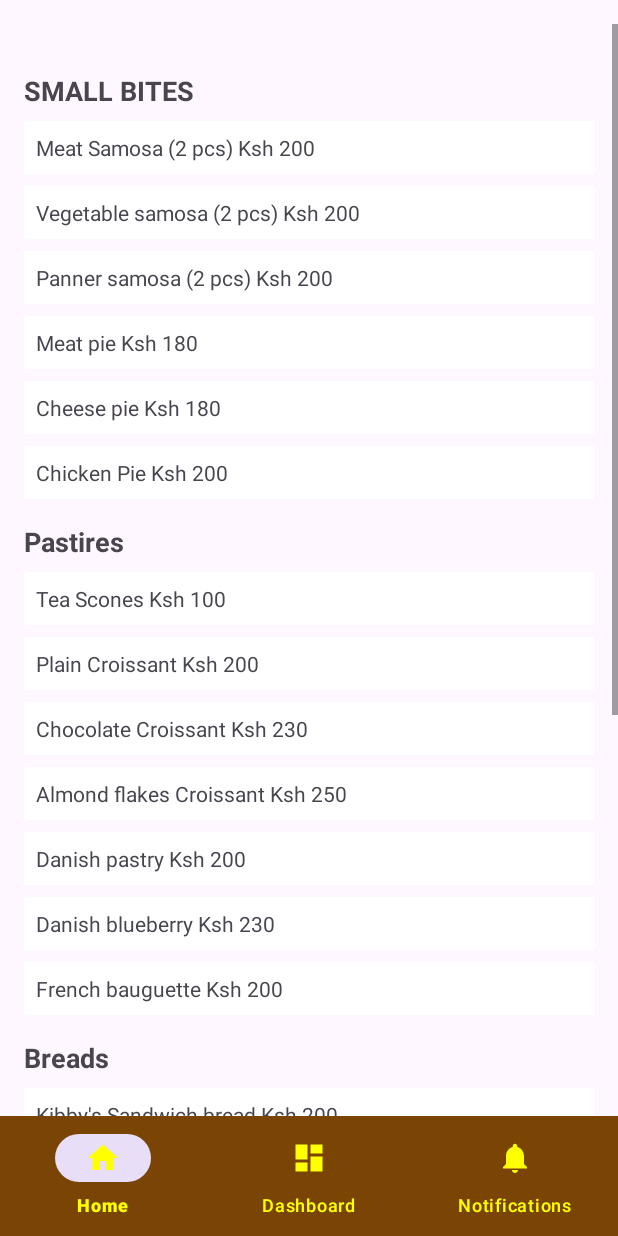
After one commit to rayfrank/KibbysKitchenApp, an Android app: the Menu screen opened directly, with no data from a screen before it, on a phone screen of 412 x 824 dp. The commit adds this screen. Run offline under Robolectric (Android 15) with nearby library versions, the phone set to English and light mode, and no system bars.

Commit message:
Updates including menu

```diff
--- a/app/src/main/AndroidManifest.xml
+++ b/app/src/main/AndroidManifest.xml
@@ -12,6 +12,9 @@
         android:supportsRtl="true"
         android:theme="@style/Theme.KibbysKitchenApp"
         tools:targetApi="31">
+        <activity
+            android:name=".Menu"
+            android:exported="false" />
         <activity
             android:name=".NotificationsActivity"
             android:exported="false" />
--- a/app/src/main/java/com/example/kibbyskitchenapp/MainActivity.java
+++ b/app/src/main/java/com/example/kibbyskitchenapp/MainActivity.java
@@ -4,6 +4,7 @@ import android.content.Intent;
 import android.os.Bundle;
 import android.view.MenuItem;
 import android.view.View;
+import android.widget.Button;
 
 import androidx.activity.EdgeToEdge;
 import androidx.annotation.NonNull;
@@ -15,11 +16,26 @@ public class MainActivity extends AppCompatActivity {
 
 
     @Override
-    protected void onCreate(Bundle savedInstanceState) {
+    protected void onCreate(Bundle savedInstanceState)
+    {
         super.onCreate(savedInstanceState);
         EdgeToEdge.enable(this);
         setContentView(R.layout.activity_main);
         BottomNavigationView bottomNavigationView = findViewById(R.id.bottomNavigationView);
+        Button ExploreMenu = findViewById(R.id.exploreMenuButton);
+
+        ExploreMenu.setOnClickListener(new View.OnClickListener()
+        {
+            @Override
+            public void onClick(View v)
+            {
+                 OpenMenu();
+            }
+        });
+
+
+
+
 
         // Navigation logic with recommended method
         bottomNavigationView.setOnItemSelectedListener(new NavigationBarView.OnItemSelectedListener() {
@@ -29,7 +45,8 @@ public class MainActivity extends AppCompatActivity {
                 Intent intent;
                 int id = item.getItemId();
 
-                if (id == R.id.action_home) {
+                if (id == R.id.action_home)
+                {
                     // Intent for the Home Activity
                     intent = new Intent(MainActivity.this, MainActivity.class);
                     startActivity(intent);
@@ -52,4 +69,12 @@ public class MainActivity extends AppCompatActivity {
         });
 
     }
+    public void OpenMenu()
+    {
+        Intent intent = new Intent(this, Menu.class);
+        startActivity(intent);
+    }
+
+
+
 }
--- /dev/null
+++ b/app/src/main/java/com/example/kibbyskitchenapp/Menu.java
@@ -0,0 +1,75 @@
+package com.example.kibbyskitchenapp;
+
+import android.content.DialogInterface;
+import android.os.Bundle;
+import android.view.View;
+import android.widget.TextView;
+import android.widget.Toast;
+
+import androidx.appcompat.app.AlertDialog;
+import androidx.appcompat.app.AppCompatActivity;
+import androidx.core.view.ViewCompat;
+import androidx.core.view.WindowInsetsCompat;
+
+public class Menu extends AppCompatActivity {
+
+    @Override
+    protected void onCreate(Bundle savedInstanceState) {
+        super.onCreate(savedInstanceState);
+        setContentView(R.layout.activity_menu);
+
+        // Apply window insets
+        ViewCompat.setOnApplyWindowInsetsListener(findViewById(R.id.main), (v, insets) -> {
+            v.setPadding(insets.getSystemWindowInsetLeft(), insets.getSystemWindowInsetTop(),
+                    insets.getSystemWindowInsetRight(), insets.getSystemWindowInsetBottom());
+            return insets.consumeSystemWindowInsets();
+        });
+
+        // Find TextViews by their IDs
+        TextView meatSamosa = findViewById(R.id.item_meat_samosa);
+        TextView vegetableSamosa = findViewById(R.id.vegetable_samosa);
+        // Add more TextViews here...
+
+        // Set click listeners for each TextView
+        meatSamosa.setOnClickListener(new View.OnClickListener() {
+            @Override
+            public void onClick(View v) {
+                showPaymentConfirmationDialog("Meat Samosa (2 pcs)", 200);
+            }
+        });
+
+        vegetableSamosa.setOnClickListener(new View.OnClickListener() {
+            @Override
+            public void onClick(View v) {
+                showPaymentConfirmationDialog("Vegetable Samosa (2 pcs)", 200);
+            }
+        });
+        // Add click listeners for other items similarly...
+    }
+
+    // Method to show the payment confirmation dialog
+    private void showPaymentConfirmationDialog(String itemName, int price)
+    {
+        AlertDialog.Builder builder = new AlertDialog.Builder(this);
+        builder.setTitle("Confirm Payment");
+        builder.setMessage("Are you sure you want to purchase " + itemName + " for Ksh " + price + "?");
+        builder.setPositiveButton("OK", new DialogInterface.OnClickListener() {
+            @Override
+            public void onClick(DialogInterface dialog, int which)
+            {
+                // Here you can implement the code to prompt the M-Pesa toolkit for payment
+                // For demonstration purpose, I'll just show a toast
+                // Replace this with the actual M-Pesa toolkit integration
+                showToast("Payment initiated for " + itemName);
+            }
+        });
+        builder.setNegativeButton("Cancel", null);
+        builder.show();
+    }
+
+    // Method to show a toast message
+    private void showToast(String message)
+    {
+        Toast.makeText(this, message, Toast.LENGTH_SHORT).show();
+    }
+}
--- /dev/null
+++ b/app/src/main/res/drawable/item_selector.xml
@@ -0,0 +1,7 @@
+<!-- res/drawable/item_selector.xml -->
+<selector xmlns:android="http://schemas.android.com/apk/res/android">
+    <!-- Pressed state -->
+    <item android:drawable="@color/background_maroon" android:state_pressed="true"/>
+    <!-- Default state -->
+    <item android:drawable="@color/design_default_color_background"/>
+</selector>
--- /dev/null
+++ b/app/src/main/res/layout/activity_menu.xml
@@ -0,0 +1,304 @@
+<?xml version="1.0" encoding="utf-8"?>
+<androidx.constraintlayout.widget.ConstraintLayout xmlns:android="http://schemas.android.com/apk/res/android"
+    xmlns:app="http://schemas.android.com/apk/res-auto"
+    xmlns:tools="http://schemas.android.com/tools"
+    android:id="@+id/main"
+    android:layout_width="match_parent"
+    android:layout_height="match_parent"
+    tools:context=".Menu">
+
+    <ScrollView
+        android:layout_width="match_parent"
+        android:layout_height="0dp"
+        android:layout_marginTop="16dp"
+        app:layout_constraintTop_toTopOf="parent"
+        app:layout_constraintBottom_toTopOf="@id/bottomNavigationView">
+
+        <LinearLayout
+            android:layout_width="match_parent"
+            android:layout_height="wrap_content"
+            android:orientation="vertical"
+            android:padding="16dp">
+
+            <!-- SMALL BITES Category -->
+            <TextView
+                android:layout_width="wrap_content"
+                android:layout_height="wrap_content"
+                android:text="SMALL BITES"
+                android:textSize="18sp"
+                android:textStyle="bold"
+                android:layout_marginTop="16dp"/>
+
+            <!-- Clickable Item 1 -->
+            <TextView
+                android:id="@+id/item_meat_samosa"
+                android:layout_width="match_parent"
+                android:layout_height="wrap_content"
+                android:text="Meat Samosa (2 pcs) Ksh 200"
+                android:clickable="true"
+                android:focusable="true"
+                android:background="@drawable/item_selector"
+                android:padding="8dp"
+                android:layout_marginTop="8dp"/>
+            <TextView
+                android:id="@+id/vegetable_samosa"
+                android:layout_width="match_parent"
+                android:layout_height="wrap_content"
+                android:text="Vegetable samosa (2 pcs) Ksh 200"
+                android:clickable="true"
+                android:focusable="true"
+                android:background="@drawable/item_selector"
+                android:padding="8dp"
+                android:layout_marginTop="8dp"/>
+            <TextView
+                android:id="@+id/Panner_samosa"
+                android:layout_width="match_parent"
+                android:layout_height="wrap_content"
+                android:text="Panner samosa (2 pcs) Ksh 200"
+                android:clickable="true"
+                android:focusable="true"
+                android:background="@drawable/item_selector"
+                android:padding="8dp"
+                android:layout_marginTop="8dp"/>
+            <TextView
+                android:id="@+id/meatPie"
+                android:layout_width="match_parent"
+                android:layout_height="wrap_content"
+                android:text="Meat pie Ksh 180"
+                android:clickable="true"
+                android:focusable="true"
+                android:background="@drawable/item_selector"
+                android:padding="8dp"
+                android:layout_marginTop="8dp"/>
+            <TextView
+                android:id="@+id/cheesepie"
+                android:layout_width="match_parent"
+                android:layout_height="wrap_content"
+                android:text="Cheese pie Ksh 180"
+                android:clickable="true"
+                android:focusable="true"
+                android:background="@drawable/item_selector"
+                android:padding="8dp"
+                android:layout_marginTop="8dp"/>
+            <TextView
+                android:id="@+id/Chicken_Pie"
+                android:layout_width="match_parent"
+                android:layout_height="wrap_content"
+                android:text="Chicken Pie Ksh 200"
+                android:clickable="true"
+                android:focusable="true"
+                android:background="@drawable/item_selector"
+                android:padding="8dp"
+                android:layout_marginTop="8dp"/>
+            <TextView
+                android:layout_width="wrap_content"
+                android:layout_height="wrap_content"
+                android:text="Pastires"
+                android:textSize="18sp"
+                android:textStyle="bold"
+                android:layout_marginTop="16dp"/>
+            <TextView
+                android:id="@+id/TeaScones"
+                android:layout_width="match_parent"
+                android:layout_height="wrap_content"
+                android:text="Tea Scones Ksh 100"
+                android:clickable="true"
+                android:focusable="true"
+                android:background="@drawable/item_selector"
+                android:padding="8dp"
+                android:layout_marginTop="8dp"/>
+            <TextView
+                android:id="@+id/PlainCroissant"
+                android:layout_width="match_parent"
+                android:layout_height="wrap_content"
+                android:text="Plain Croissant Ksh 200"
+                android:clickable="true"
+                android:focusable="true"
+                android:background="@drawable/item_selector"
+                android:padding="8dp"
+                android:layout_marginTop="8dp"/>
+            <TextView
+                android:id="@+id/ChocolateCroissant"
+                android:layout_width="match_parent"
+                android:layout_height="wrap_content"
+                android:text="Chocolate Croissant Ksh 230"
+                android:clickable="true"
+                android:focusable="true"
+                android:background="@drawable/item_selector"
+                android:padding="8dp"
+                android:layout_marginTop="8dp"/>
+            <TextView
+                android:id="@+id/AlmondflakesCroissant"
+                android:layout_width="match_parent"
+                android:layout_height="wrap_content"
+                android:text="Almond flakes Croissant Ksh 250"
+                android:clickable="true"
+                android:focusable="true"
+                android:background="@drawable/item_selector"
+                android:padding="8dp"
+                android:layout_marginTop="8dp"/>
+            <TextView
+                android:id="@+id/DanishPastry"
+                android:layout_width="match_parent"
+                android:layout_height="wrap_content"
+                android:text="Danish pastry Ksh 200"
+                android:clickable="true"
+                android:focusable="true"
+                android:background="@drawable/item_selector"
+                android:padding="8dp"
+                android:layout_marginTop="8dp"/>
+            <TextView
+                android:id="@+id/DanishBlueBerry"
+                android:layout_width="match_parent"
+                android:layout_height="wrap_content"
+                android:text="Danish blueberry Ksh 230"
+                android:clickable="true"
+                android:focusable="true"
+                android:background="@drawable/item_selector"
+                android:padding="8dp"
+                android:layout_marginTop="8dp"/>
+            <TextView
+                android:id="@+id/FrenchBauguette"
+                android:layout_width="match_parent"
+                android:layout_height="wrap_content"
+                android:text="French bauguette Ksh 200"
+                android:clickable="true"
+                android:focusable="true"
+                android:background="@drawable/item_selector"
+                android:padding="8dp"
+                android:layout_marginTop="8dp"/>
+            <TextView
+                android:layout_width="wrap_content"
+                android:layout_height="wrap_content"
+                android:text="Breads"
+                android:textSize="18sp"
+                android:textStyle="bold"
+                android:layout_marginTop="16dp"/>
+            <TextView
+                android:id="@+id/KibbySandwichbread"
+                android:layout_width="match_parent"
+                android:layout_height="wrap_content"
+                android:text="Kibby's Sandwich bread Ksh 200"
+                android:clickable="true"
+                android:focusable="true"
+                android:background="@drawable/item_selector"
+                android:padding="8dp"
+                android:layout_marginTop="8dp"/>
+            <TextView
+                android:id="@+id/KibbysGarliccheesebread"
+                android:layout_width="match_parent"
+                android:layout_height="wrap_content"
+                android:text="Kibby's Garlic cheese bread Ksh 200"
+                android:clickable="true"
+                android:focusable="true"
+                android:background="@drawable/item_selector"
+                android:padding="8dp"
+                android:layout_marginTop="8dp"/>
+            <TextView
+                android:id="@+id/KibbyBananabread"
+                android:layout_width="match_parent"
+                android:layout_height="wrap_content"
+                android:text="Kibby's Banana bread Ksh 220"
+                android:clickable="true"
+                android:focusable="true"
+                android:background="@drawable/item_selector"
+                android:padding="8dp"
+                android:layout_marginTop="8dp"/>
+            <TextView
+                android:id="@+id/KibbySweetbread"
+                android:layout_width="match_parent"
+                android:layout_height="wrap_content"
+                android:text="Kibby's Sweet bread Ksh 220"
+                android:clickable="true"
+                android:focusable="true"
+                android:background="@drawable/item_selector"
+                android:padding="8dp"
+                android:layout_marginTop="8dp"/>
+            <TextView
+                android:id="@+id/KibbyMultigraincerealbread"
+                android:layout_width="match_parent"
+                android:layout_height="wrap_content"
+                android:text="Kibby's Multi grain cereal bread Ksh 220"
+                android:clickable="true"
+                android:focusable="true"
+                android:background="@drawable/item_selector"
+                android:padding="8dp"
+                android:layout_marginTop="8dp"/>
+            <TextView
+                android:id="@+id/KibbysBurgerbuns"
+                android:layout_width="match_parent"
+                android:layout_height="wrap_content"
+                android:text="Kibby’s Burger buns (4pcs) Ksh 120"
+                android:clickable="true"
+                android:focusable="true"
+                android:background="@drawable/item_selector"
+                android:padding="8dp"
+                android:layout_marginTop="8dp"/>
+
+            <TextView
+                android:id="@+id/KibbysHotdogbuns"
+                android:layout_width="match_parent"
+                android:layout_height="wrap_content"
+                android:text="Kibby’s Hot dog buns (4pcs) Ksh 120"
+                android:clickable="true"
+                android:focusable="true"
+                android:background="@drawable/item_selector"
+                android:padding="8dp"
+                android:layout_marginTop="8dp"/>
+
+            <TextView
+                android:id="@+id/KibbysFrenchbaguette"
+                android:layout_width="match_parent"
+                android:layout_height="wrap_content"
+                android:text="Kibby’s French baguette Ksh 150"
+                android:clickable="true"
+                android:focusable="true"
+                android:background="@drawable/item_selector"
+                android:padding="8dp"
+                android:layout_marginTop="8dp"/>
+
+            <TextView
+                android:id="@+id/KibbysGarlicbread"
+                android:layout_width="match_parent"
+                android:layout_height="wrap_content"
+                android:text="Kibby’s Garlic bread Ksh 150"
+                android:clickable="true"
+                android:focusable="true"
+                android:background="@drawable/item_selector"
+                android:padding="8dp"
+                android:layout_marginTop="8dp"/>
+
+            <TextView
+                android:id="@+id/KibbysFocassiobread"
+                android:layout_width="match_parent"
+                android:layout_height="wrap_content"
+                android:text="Kibby’s Focassio bread Ksh 150"
+                android:clickable="true"
+                android:focusable="true"
+                android:background="@drawable/item_selector"
+                android:padding="8dp"
+                android:layout_marginTop="8dp"/>
+            <!-- Add more clickable items in the same pattern -->
+
+            <!-- PASTRIES Category -->
+            <!-- ... Repeat for each category and item ... -->
+
+            <!-- BREADS Category -->
+            <!-- ... Repeat for each category and item ... -->
+
+        </LinearLayout>
+    </ScrollView>
+
+    <com.google.android.material.bottomnavigation.BottomNavigationView
+        android:id="@+id/bottomNavigationView"
+        android:layout_width="0dp"
+        android:layout_height="wrap_content"
+        android:background="#7A4504"
+        app:itemIconTint="@color/icon_yellow"
+        app:itemTextColor="@color/icon_yellow"
+        app:layout_constraintBottom_toBottomOf="parent"
+        app:layout_constraintEnd_toEndOf="parent"
+        app:layout_constraintHorizontal_bias="0.0"
+        app:layout_constraintStart_toStartOf="parent"
+        app:menu="@menu/bottom_navigation_menu" />
+</androidx.constraintlayout.widget.ConstraintLayout>
--- a/app/src/main/res/values/colors.xml
+++ b/app/src/main/res/values/colors.xml
@@ -3,4 +3,6 @@
     <color name="background_maroon">#800020</color>
     <color name="text_yellow">#ffff00</color>
     <color name="icon_yellow">#ffff00</color>
+    <color name="pressed_color">#FFEB3B</color> <!-- Yellow for pressed state -->
+    <color name="default_color">#FFFFFF</color> <!-- White for default state -->
 </resources>
```
Also changed, not shown: app/src/main/res/drawable/kibbysmenu.jpg (added).
